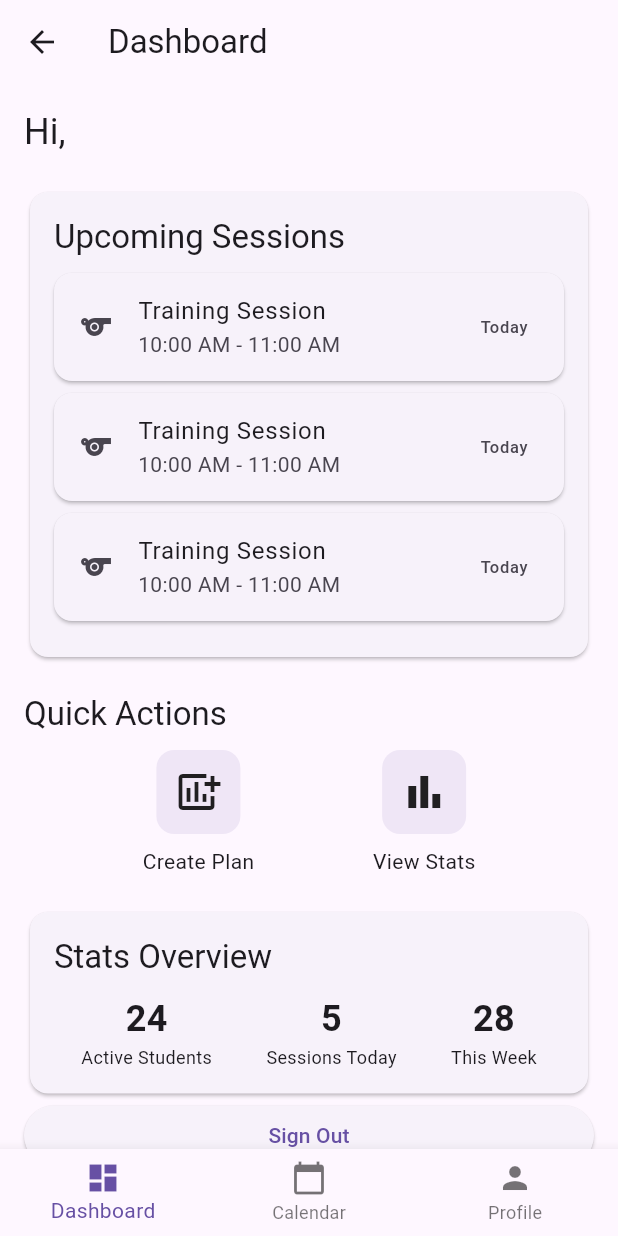
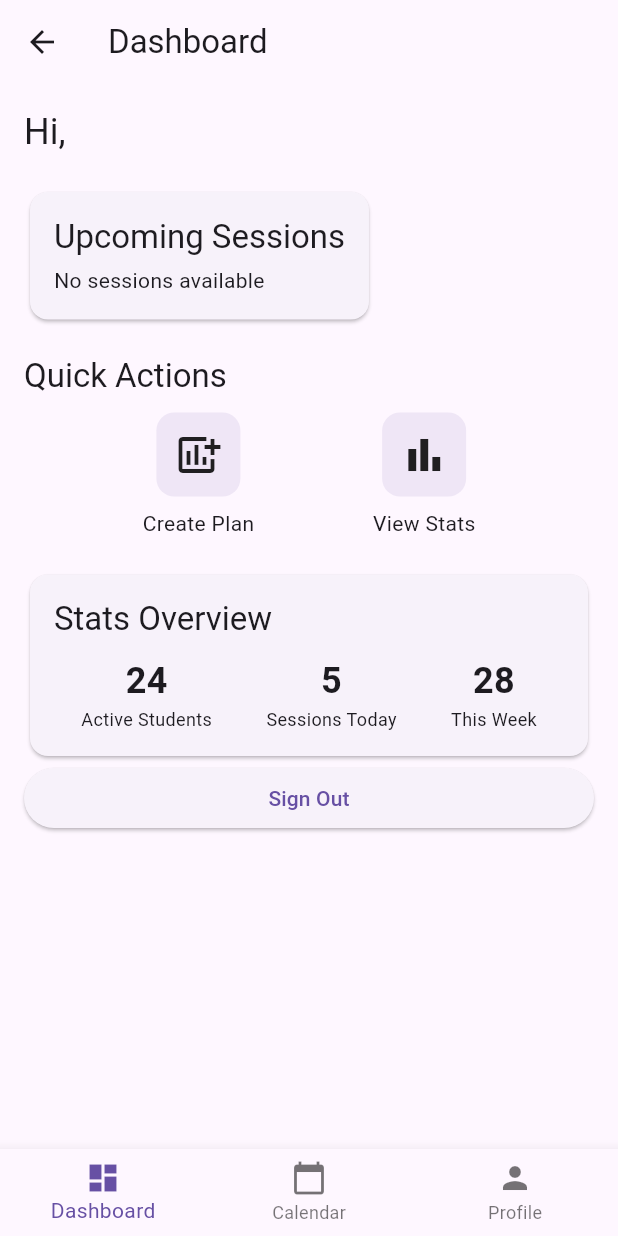
Before and after one commit to STAung07/stalz-insert_name_here, a Flutter app: the CoachDashboardScreen screen opened directly with empty values, on a phone screen of 412 x 824 dp. Run offline on Flutter 3.47's test engine with Material 3 defaults, Android fonts, the phone set to English and light mode, and no system bars; our stand-ins replace flutter_dotenv, go_router, supabase_flutter; accounts and stored records are empty.

Commit message:
training sessions list

```diff
--- a/flutter_app/lib/src/features/dashboard/presentation/coach_dashboard_screen.dart
+++ b/flutter_app/lib/src/features/dashboard/presentation/coach_dashboard_screen.dart
@@ -1,12 +1,21 @@
+import 'dart:math';
 import 'package:flutter/material.dart';
 import 'package:flutter_app/src/features/auth/data/auth_service.dart';
+import 'package:flutter_app/src/services/training_session_service.dart';
+import 'package:flutter_app/src/models/training_session_model.dart';
 import 'package:flutter_app/src/models/user_model.dart';
 import 'package:go_router/go_router.dart';
+import 'package:supabase_flutter/supabase_flutter.dart';
+import 'package:intl/intl.dart';
+
+
 
 class CoachDashboardScreen extends StatefulWidget {
   final UserModel user;
 
   const CoachDashboardScreen({super.key, required this.user});
+
+  @override
   CoachDashboardScreenState createState() => CoachDashboardScreenState();
 
 }
@@ -57,14 +66,8 @@ class CoachDashboardScreenState extends State<CoachDashboardScreen> {
                       'Upcoming Sessions',
                       style: Theme.of(context).textTheme.titleLarge,
                     ),
-                    const SizedBox(height: 10),
-                    ListView.builder(
-                      shrinkWrap: true,
-                      // physics: const NeverScrollableScrollPhysics(),
-                      physics: const AlwaysScrollableScrollPhysics(),
-                      itemCount: 3, // todo: Replace with actual sessions count
-                      itemBuilder: (context, index) => const SessionCard(),
-                    ),
+                    const SizedBox(height: 5),
+                    SessionList(coachId: widget.user.id,),
                   ],
                 ),
               ),
@@ -153,9 +156,54 @@ class CoachDashboardScreenState extends State<CoachDashboardScreen> {
   }
 }
 
-// Helper Widgets
+
+class SessionList extends StatefulWidget {
+  final String coachId;
+  const SessionList({super.key, required this.coachId});
+
+  @override
+  _SessionListState createState() => _SessionListState();
+}
+class _SessionListState extends State<SessionList> {
+  Future<List<TrainingSessionModel>> fetchSessions(String coachId) async {
+    print("coachId: $coachId");
+    TrainingSessionService sessionService = TrainingSessionService();
+    final sessionIdsResponse = await sessionService.getSessionsIdsByCoachId(coachId);
+    final sessionsResponse = await sessionService.getSessionsBySessionIds(sessionIdsResponse);
+    print("sessions: $sessionsResponse");
+    return sessionsResponse;
+}
+
+  @override
+  Widget build(BuildContext context) {
+    return FutureBuilder<List<TrainingSessionModel>>(
+      future: fetchSessions(widget.coachId),
+      builder: (context, snapshot) {
+        if (snapshot.connectionState == ConnectionState.waiting) {
+          return CircularProgressIndicator();
+        } else if (snapshot.hasError) {
+          return Text('Error: $snapshot');
+        } else if (!snapshot.hasData || snapshot.data!.isEmpty) {
+          return Text('No sessions available');
+        } else {
+          return ListView.builder(
+            shrinkWrap: true,
+            itemCount: min(snapshot.data!.length, 3),
+            itemBuilder: (context, index) {
+              final session = snapshot.data![index];
+              return SessionCard(session: session);
+            },
+          );
+        }
+      },
+    );
+  }
+}
+
+
 class SessionCard extends StatelessWidget {
-  const SessionCard({super.key});
+  final TrainingSessionModel session;
+  const SessionCard({super.key, required this.session});
 
   @override
   Widget build(BuildContext context) {
@@ -167,13 +215,12 @@ class SessionCard extends StatelessWidget {
         },
         child: ListTile(
           leading: const Icon(Icons.sports),
-          // todo: link to db
-          title: const Text('Training Session'),
-          subtitle: const Text('10:00 AM - 11:00 AM'),
-          trailing: const Text('Today'),
+          title: Text(session.title),
+          subtitle: Text('${DateFormat.jm().format(session.startTime)} - ${DateFormat.jm().format(session.endTime) }'),
+          trailing: Text('${session.startTime.day} ${DateFormat("MMMM").format(session.startTime)}'),
+        ),
       ),
-      )
-    );
+      );
   }
 }
 
--- /dev/null
+++ b/flutter_app/lib/src/models/training_session_model.dart
@@ -0,0 +1,27 @@
+class TrainingSessionModel  {
+  final String sessionId;
+  final String academyId;
+  final String title;
+  final DateTime startTime;
+  final DateTime endTime;
+  final String location;
+
+  TrainingSessionModel({
+    required this.sessionId,
+    required this.academyId,
+    required this.title,
+    required this.startTime,
+    required this.endTime,
+    required this.location,
+  });
+  factory TrainingSessionModel.fromMap(Map<String, dynamic> map) {
+    return TrainingSessionModel(
+      sessionId: map['session_id']?? '',
+      academyId: map['academy_id']?? '',
+      title: map['title']?? '',
+      startTime: DateTime.parse(map['start_time'] ?? ''),
+      endTime: DateTime.parse(map['end_time'] ?? ''),
+      location: map['location']?? '',
+    );
+  }
+}
--- /dev/null
+++ b/flutter_app/lib/src/services/training_session_service.dart
@@ -0,0 +1,36 @@
+import 'package:flutter_app/src/models/session_coach_model.dart';
+import 'package:flutter_app/src/models/training_session_model.dart';
+import 'package:flutter_app/src/services/database_service.dart';
+
+class TrainingSessionService extends DatabaseService{
+  TrainingSessionService._internal() : super.internal();
+
+  static final TrainingSessionService _instance = TrainingSessionService._internal();
+
+  factory TrainingSessionService() {
+    return _instance;
+  }
+  Future<List<String>> getSessionsIdsByCoachId(String coachId) async {
+    final response = await supabase
+    .from('session_coaches')
+    .select('session_id')
+    .eq('coach_id', coachId);
+
+  // todo: might need to validate response -> await check response
+    List<String> sessionIds = response.map<String>((e) => e['session_id'].toString()).toList();
+    print(sessionIds); // Print the response to check its contents
+
+    return sessionIds;
+  }
+
+  Future<List<TrainingSessionModel>> getSessionsBySessionIds(List<String> sessionIds) async {
+    final response = await supabase
+        .from('training_sessions')
+        .select()
+        .in_('id', sessionIds);
+    List<TrainingSessionModel> sessions = response.map<TrainingSessionModel>((sessionData) => TrainingSessionModel.fromMap(sessionData)).toList();
+    return sessions;
+  }
+
+  // Add other user-specific operations
+}
--- a/flutter_app/pubspec.yaml
+++ b/flutter_app/pubspec.yaml
@@ -30,6 +30,7 @@ environment:
 dependencies:
   flutter:
     sdk: flutter
+  intl: ^0.18.1
 
   # The following adds the Cupertino Icons font to your application.
   # Use with the CupertinoIcons class for iOS style icons.
```
Also changed, not shown: flutter_app/lib/src/models/session_coach_model.dart (added, +15 -0 lines), flutter_app/pubspec.lock.
